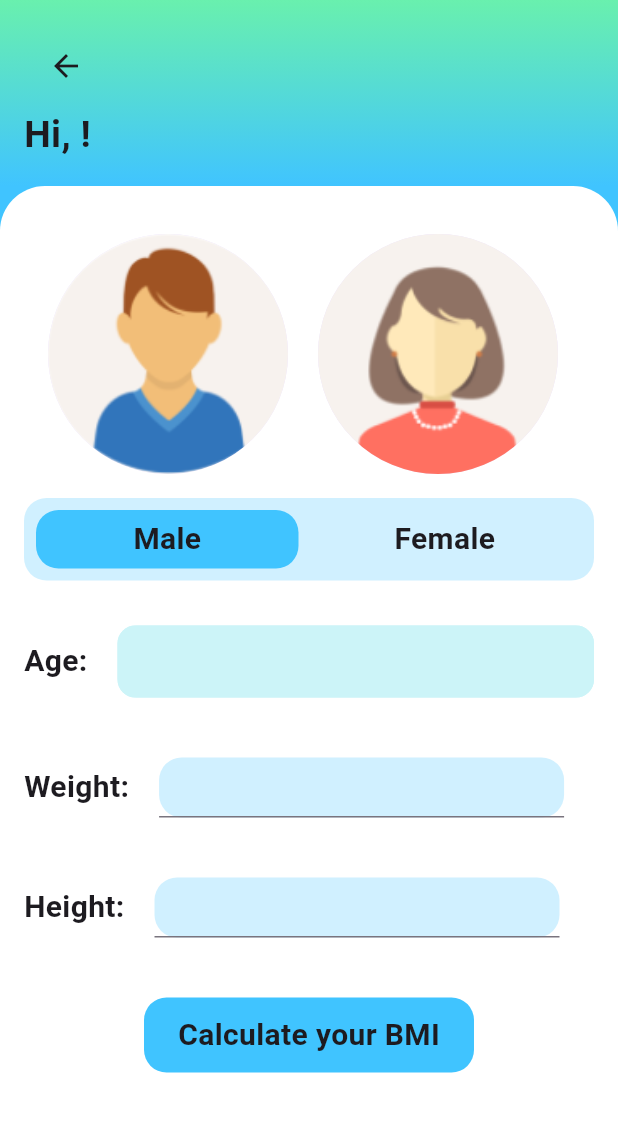
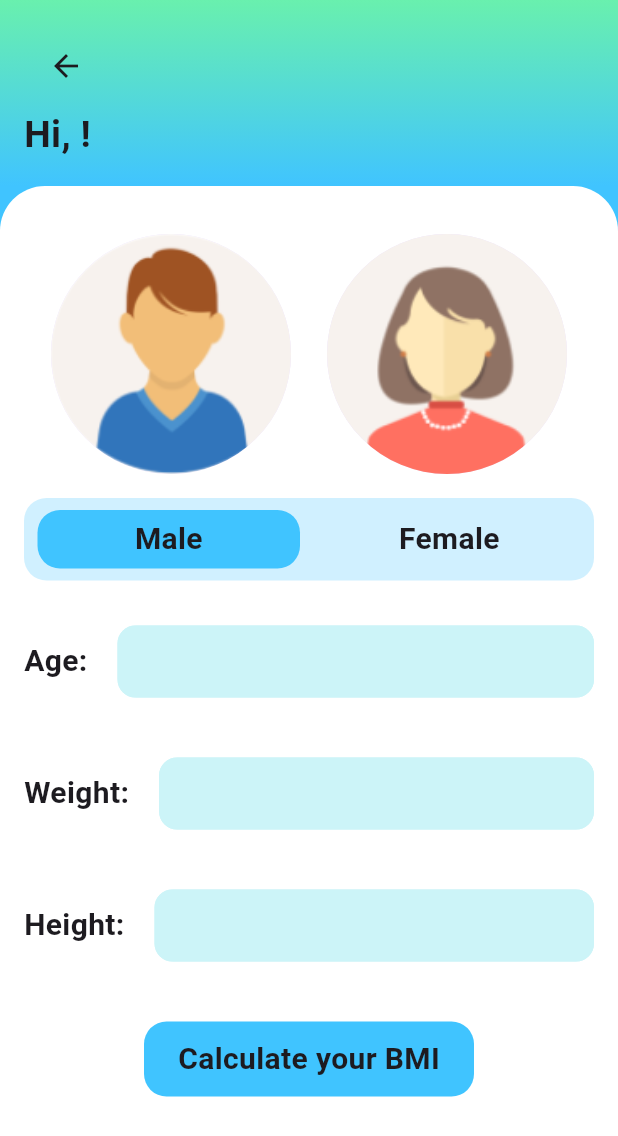
Before and after one commit to abbyXLr8/BMI_calculator, a Flutter app: the screen it shows after launch, after a tap on "Calculate your BMI", on a phone screen of 412 x 824 dp. Shown: the top 1136 px of the screen. Run offline on Flutter 3.47's test engine with Material 3 defaults, Android fonts, the phone set to English and light mode, and no system bars; our stand-ins replace pie_chart.

```diff
--- a/lib/pages/intro.dart
+++ b/lib/pages/intro.dart
@@ -9,14 +9,12 @@ class CreateApp extends StatefulWidget {
 
 class _CreateAppState extends State<CreateApp> {
   @override
-  final TextEditingController _controller = TextEditingController();
-  void _navigateToWelcomPage(BuildContext context) {}
 
   Widget build(BuildContext context) {
     return Scaffold(
-      resizeToAvoidBottomInset: false,
       backgroundColor: Colors.lightBlueAccent,
       body: Center(
+        child: SingleChildScrollView(
           child: Column(
             children: [
               Container(
@@ -31,17 +29,12 @@ class _CreateAppState extends State<CreateApp> {
                     ],
                   ),
                 ),
-              child: SingleChildScrollView(
                 child: Column(
                   children: [
-                    AppBar(
-                      //title: Text('BMI App'),
-                      backgroundColor: Colors.transparent,
-                    ),
-                    //Spacer(),
+                    SizedBox(height: 10),
                     Container(
-                      width: 300,
-                      height: 300,
+                      width: double.infinity,
+                      height: MediaQuery.of(context).size.height * 0.3,
                       decoration: BoxDecoration(
                           image: DecorationImage(
                         image: AssetImage('assets/images/robot.png'),
@@ -49,47 +42,47 @@ class _CreateAppState extends State<CreateApp> {
                     ),
                     Text(
                       'Welcome',
-                      style:
-                          TextStyle(fontWeight: FontWeight.bold, fontSize: 30),
+                      style: TextStyle(fontWeight: FontWeight.bold, fontSize: 30),
                     ),
-                    SizedBox(
-                      height: 30,
-                    )
                   ],
-                ),
                 ),
               ),
               SizedBox(
                 height: 20,
               ),
-            WhiteContainer(controller: _controller)
+              WhiteContainer()
             ],
+          ),
         ),
       ),
     );
   }
 }
 
-class WhiteContainer extends StatelessWidget {
+class WhiteContainer extends StatefulWidget {
   const WhiteContainer({
     super.key,
-    required TextEditingController controller,
-  }) : _controller = controller;
+  });
 
-  final TextEditingController _controller;
+  @override
+  State<WhiteContainer> createState() => _WhiteContainerState();
+}
+
+class _WhiteContainerState extends State<WhiteContainer> {
+  final TextEditingController _namecontroller = TextEditingController();
 
   @override
   Widget build(BuildContext context) {
-    return Expanded(
-      child: Container(
-        height: 500,
+    return Container(
+      height: MediaQuery.of(context).size.height * 0.592,
       width: double.infinity,
       decoration: BoxDecoration(
           color: Colors.white,
           borderRadius: BorderRadius.only(
               topLeft: Radius.circular(30), topRight: Radius.circular(30))),
       child: Padding(
-          padding: const EdgeInsets.all(16.0),
+        padding: const EdgeInsets.symmetric(horizontal: 16.0),
+        child: SingleChildScrollView(
           child: Column(
             children: [
               SizedBox(height: 70, width: 10),
@@ -101,11 +94,11 @@ class WhiteContainer extends StatelessWidget {
                   style: TextStyle(fontWeight: FontWeight.bold, fontSize: 25),
                 ),
               ),
+              SizedBox(height: 20),
               TextField(
-                controller: _controller,
+                controller: _namecontroller,
                 decoration: InputDecoration(
-                    labelText: 'Enter your name:',
-                    border: OutlineInputBorder()),
+                    labelText: 'Enter your name:', border: OutlineInputBorder()),
               ),
               SizedBox(height: 100),
               Align(
@@ -116,7 +109,7 @@ class WhiteContainer extends StatelessWidget {
                         context,
                         MaterialPageRoute(
                           builder: (context) => WelcomeApp(
-                            name: _controller.text,
+                            name: _namecontroller.text,
                           ),
                         ));
                   },
@@ -131,13 +124,13 @@ class WhiteContainer extends StatelessWidget {
                     child: Center(
                       child: Text(
                         'Calculate your BMI',
-                        style: TextStyle(
-                            fontWeight: FontWeight.bold, fontSize: 20),
+                        style:
+                            TextStyle(fontWeight: FontWeight.bold, fontSize: 20),
                       ),
                     ),
                   ),
                 ),
-              )
+              ),
             ],
           ),
         ),
--- a/lib/pages/welcome.dart
+++ b/lib/pages/welcome.dart
@@ -63,7 +63,10 @@ class WhiteContainer extends StatefulWidget {
 class _WhiteContainerState extends State<WhiteContainer> {
   bool _isFirstButtonSelected = true;
   final weightvalues = <String>['Kgs', 'Lbs'];
-  TextEditingController controller = TextEditingController();
+
+  TextEditingController ageController = TextEditingController();
+  TextEditingController heightController = TextEditingController();
+  TextEditingController weightController = TextEditingController();
 
   void _selectedFirstButton() {
     setState(() {
@@ -98,6 +101,7 @@ class _WhiteContainerState extends State<WhiteContainer> {
                 Padding(
                   padding: const EdgeInsets.all(16.0),
                   child: Row(
+                    mainAxisAlignment: MainAxisAlignment.spaceEvenly,
                     children: [
                       CircleAvatar(
                         radius: 80,
@@ -122,6 +126,7 @@ class _WhiteContainerState extends State<WhiteContainer> {
                     color: const Color.fromARGB(255, 208, 240, 255),
                   ),
                   child: Row(
+                    mainAxisAlignment: MainAxisAlignment.spaceEvenly,
                     children: [
                       InkWell(
                         onTap: () {
@@ -188,7 +193,7 @@ class _WhiteContainerState extends State<WhiteContainer> {
                     SizedBox(
                       width: 20,
                     ),
-                    CustomTextField(controller: controller),
+                    CustomTextField(controller: ageController),
                   ],
                 ),
                 SizedBox(
@@ -204,16 +209,7 @@ class _WhiteContainerState extends State<WhiteContainer> {
                     SizedBox(
                       width: 20,
                     ),
-                    Container(
-                      height: 40,
-                      width: 270,
-                      decoration: BoxDecoration(
-                        borderRadius: BorderRadius.circular(15),
-                        color: Color.fromARGB(255, 208, 240, 255),
-                        //boxShadow: BoxShadow(blurStyle: BlurStyle.normal)
-                      ),
-                      child: TextField(),
-                    ),
+                    CustomTextField(controller: weightController),
                     // DropdownButton(
                     //     items: List.from(weightvalues), onChanged: null),
                   ],
@@ -231,16 +227,7 @@ class _WhiteContainerState extends State<WhiteContainer> {
                     SizedBox(
                       width: 20,
                     ),
-                    Container(
-                      height: 40,
-                      width: 270,
-                      decoration: BoxDecoration(
-                        borderRadius: BorderRadius.circular(15),
-                        color: Color.fromARGB(255, 208, 240, 255),
-                        //boxShadow: BoxShadow(blurStyle: BlurStyle.normal)
-                      ),
-                      child: TextField(),
-                    ),
+                    CustomTextField(controller: heightController),
                   ],
                 ),
                 SizedBox(
@@ -248,10 +235,13 @@ class _WhiteContainerState extends State<WhiteContainer> {
                 ),
                 InkWell(
                   onTap: () {
+                    double weight = double.parse(weightController.text);
+                    double height= double.parse(heightController.text);
+                    double bmiValue = (weight/(height*height))*10000;  //square(5cm*100)=>meter square
                     Navigator.push(
                         context,
                         MaterialPageRoute(
-                          builder: (context) => ResultPage(),
+                          builder: (context) => ResultPage(bmi_value: bmiValue,),
                         ));
                   },
                   borderRadius: BorderRadius.circular(8),
```
Also changed, not shown: lib/pages/result.dart (deleted, +0 -53 lines), lib/pages/result_page.dart (+5 -2 lines), lib/widgets/pie_chart_widget.dart (+7 -5 lines). Lines whose indentation alone changed are shown as unchanged.
